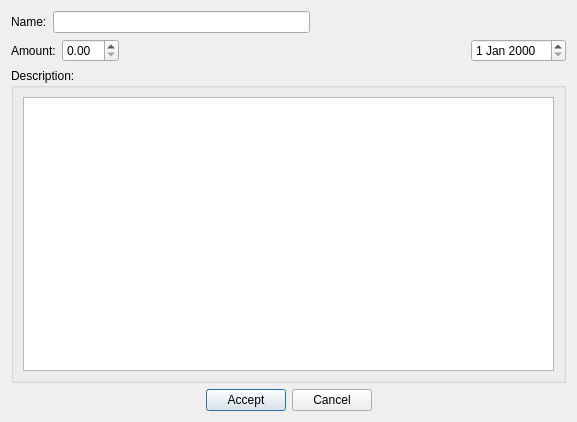
This is source/gui/data_input/NewTransaction.ui in BeenEncoded/check_book_program as Qt 5 draws it before an edit. The edited form follows.
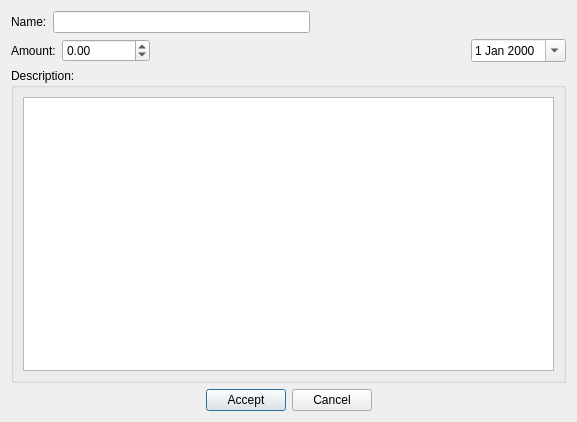
This is the edited form.

Patch:
```diff
--- a/source/gui/data_input/NewTransaction.ui
+++ b/source/gui/data_input/NewTransaction.ui
@@ -51,7 +51,14 @@
       </widget>
      </item>
      <item>
-      <widget class="QDoubleSpinBox" name="transaction_value"/>
+      <widget class="QDoubleSpinBox" name="transaction_value">
+       <property name="minimum">
+        <double>-100000000000000005366162204393472.000000000000000</double>
+       </property>
+       <property name="maximum">
+        <double>100000000000000007629769841091887003294964970946560.000000000000000</double>
+       </property>
+      </widget>
      </item>
      <item>
       <spacer name="horizontalSpacer">
@@ -67,7 +74,11 @@
       </spacer>
      </item>
      <item>
-      <widget class="QDateEdit" name="transaction_date"/>
+      <widget class="QDateEdit" name="transaction_date">
+       <property name="calendarPopup">
+        <bool>true</bool>
+       </property>
+      </widget>
      </item>
     </layout>
    </item>
```
